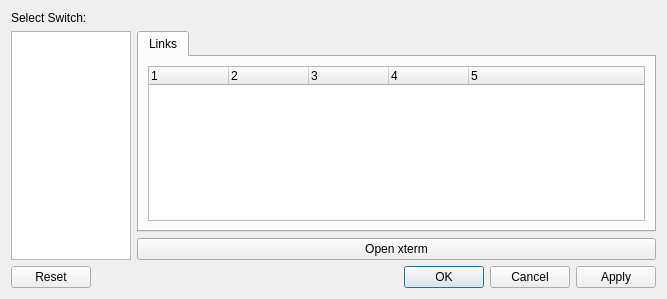
Qt form confSwitch.ui (koppd/mt) before a commit.
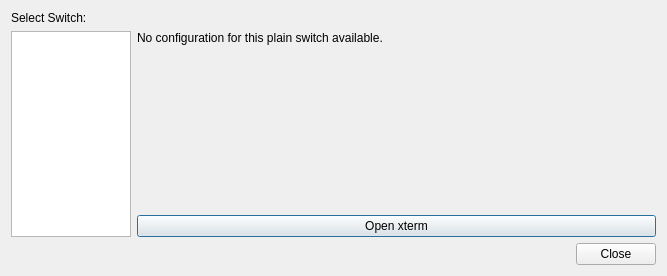
The same form after that commit.

```diff
--- a/confSwitch.ui
+++ b/confSwitch.ui
@@ -7,13 +7,33 @@
     <x>0</x>
     <y>0</y>
     <width>667</width>
-    <height>299</height>
+    <height>276</height>
    </rect>
   </property>
   <property name="windowTitle">
    <string>Configure Switch</string>
   </property>
   <layout class="QGridLayout" name="gridLayout_2">
+   <item row="3" column="1">
+    <widget class="QPushButton" name="pbXterm">
+     <property name="text">
+      <string>Open xterm</string>
+     </property>
+    </widget>
+   </item>
+   <item row="2" column="1">
+    <spacer name="verticalSpacer">
+     <property name="orientation">
+      <enum>Qt::Vertical</enum>
+     </property>
+     <property name="sizeHint" stdset="0">
+      <size>
+       <width>20</width>
+       <height>40</height>
+      </size>
+     </property>
+    </spacer>
+   </item>
    <item row="0" column="0">
     <widget class="QLabel" name="label">
      <property name="text">
@@ -21,7 +41,24 @@
      </property>
     </widget>
    </item>
-   <item row="1" column="0" rowspan="2">
+   <item row="4" column="0" colspan="2">
+    <widget class="QDialogButtonBox" name="buttonBox">
+     <property name="orientation">
+      <enum>Qt::Horizontal</enum>
+     </property>
+     <property name="standardButtons">
+      <set>QDialogButtonBox::Close</set>
+     </property>
+    </widget>
+   </item>
+   <item row="1" column="1">
+    <widget class="QLabel" name="label_2">
+     <property name="text">
+      <string>No configuration for this plain switch available.</string>
+     </property>
+    </widget>
+   </item>
+   <item row="1" column="0" rowspan="3">
     <widget class="QListWidget" name="listSwitch">
      <property name="sizePolicy">
       <sizepolicy hsizetype="Fixed" vsizetype="Expanding">
@@ -37,72 +74,6 @@
      </property>
     </widget>
    </item>
-   <item row="2" column="1">
-    <widget class="QPushButton" name="pushButton_5">
-     <property name="text">
-      <string>Open xterm</string>
-     </property>
-    </widget>
-   </item>
-   <item row="3" column="0" colspan="2">
-    <widget class="QDialogButtonBox" name="buttonBox">
-     <property name="orientation">
-      <enum>Qt::Horizontal</enum>
-     </property>
-     <property name="standardButtons">
-      <set>QDialogButtonBox::Apply|QDialogButtonBox::Cancel|QDialogButtonBox::Ok|QDialogButtonBox::Reset</set>
-     </property>
-    </widget>
-   </item>
-   <item row="1" column="1">
-    <widget class="QTabWidget" name="tabWidget">
-     <property name="currentIndex">
-      <number>0</number>
-     </property>
-     <widget class="QWidget" name="tab_2">
-      <attribute name="title">
-       <string>Links</string>
-      </attribute>
-      <layout class="QGridLayout" name="gridLayout">
-       <item row="0" column="0">
-        <widget class="QTreeWidget" name="treeInterfaces">
-         <property name="columnCount">
-          <number>5</number>
-         </property>
-         <attribute name="headerDefaultSectionSize">
-          <number>80</number>
-         </attribute>
-         <column>
-          <property name="text">
-           <string notr="true">1</string>
-          </property>
-         </column>
-         <column>
-          <property name="text">
-           <string notr="true">2</string>
-          </property>
-         </column>
-         <column>
-          <property name="text">
-           <string notr="true">3</string>
-          </property>
-         </column>
-         <column>
-          <property name="text">
-           <string notr="true">4</string>
-          </property>
-         </column>
-         <column>
-          <property name="text">
-           <string notr="true">5</string>
-          </property>
-         </column>
-        </widget>
-       </item>
-      </layout>
-     </widget>
-    </widget>
-   </item>
   </layout>
  </widget>
  <resources/>
```
